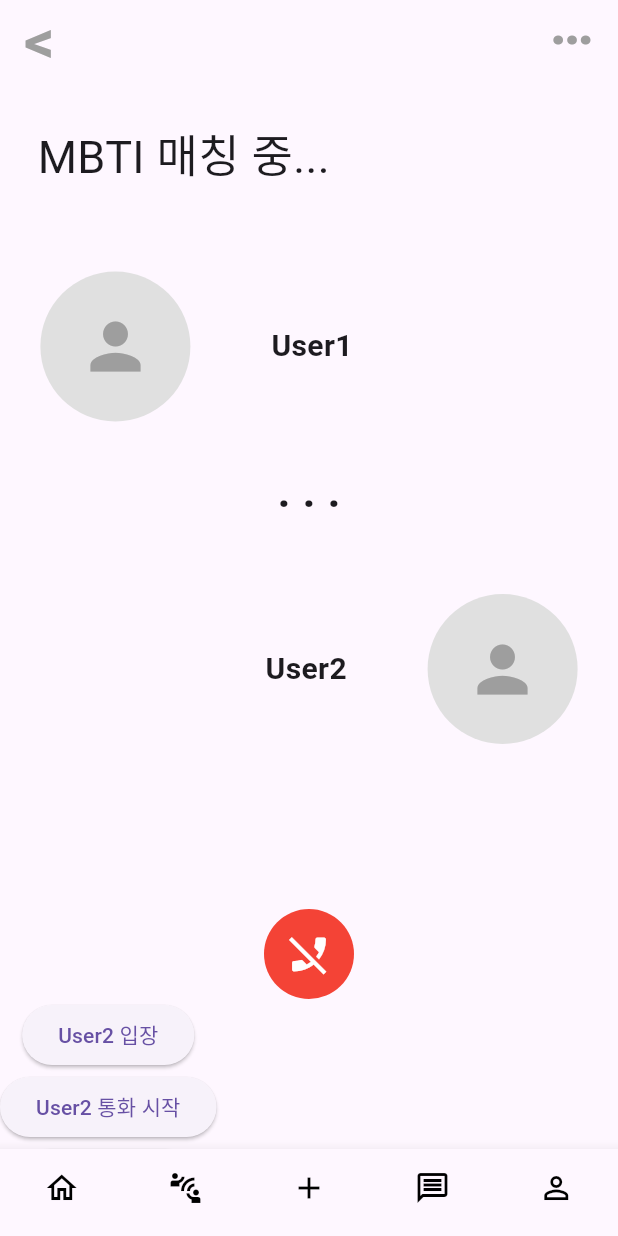
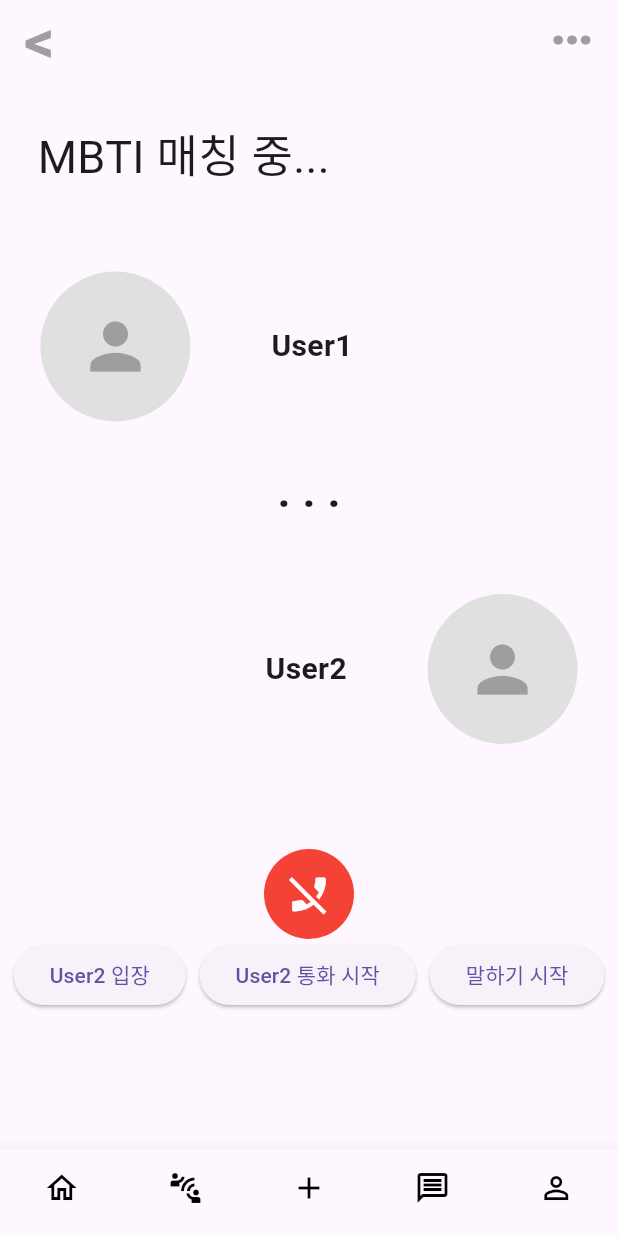
Before and after one commit to devaspirant0510/MBTI-Meeting, a Flutter app: the screen it shows after launch, item 2 of the bottom bar chosen, on a phone screen of 412 x 824 dp. Run offline on Flutter 3.47's test engine with Material 3 defaults, Android fonts, the phone set to English and light mode, and no system bars; our stand-ins replace google_sign_in, supabase_flutter; accounts and stored records are empty; statements that could not run were skipped.

Commit message:
최적화 찐찐막

```diff
--- a/mbtimeeting/lib/MBTIMeeting/seung.dart
+++ b/mbtimeeting/lib/MBTIMeeting/matching.dart
@@ -1,14 +1,14 @@
 import 'package:flutter/material.dart';
 import '../StartPage/btmnavi.dart';
 
-class SeungPage extends StatefulWidget {
-  const SeungPage({super.key});
+class matching extends StatefulWidget {
+  const matching({super.key});
 
   @override
-  _SeungPageState createState() => _SeungPageState();
+  _matchingState createState() => _matchingState();
 }
 
-class _SeungPageState extends State<SeungPage> {
+class _matchingState extends State<matching> {
   // 음성 인식 상태를 나타내는 변수
   bool isSpeaking = false; // 초기값 false로 설정
   bool isHovered = false; // 마우스 오버 상태를 나타내는 변수
@@ -161,7 +161,7 @@ class _SeungPageState extends State<SeungPage> {
             ),
             //통화 종료 버튼
             Padding(
-              padding: const EdgeInsets.only(top: 100.0), // 원하는 패딩 값을 설정
+              padding: const EdgeInsets.only(top: 60.0), // 원하는 패딩 값을 설정
               child: Container(
                 height: 60.0,
                 alignment: Alignment.center,
@@ -184,7 +184,7 @@ class _SeungPageState extends State<SeungPage> {
               ),
             ),
             //테스트용 User2 입장버튼
-            Column(
+            Row(
               mainAxisAlignment: MainAxisAlignment.spaceEvenly,
               children: [
                 ElevatedButton(
--- a/mbtimeeting/lib/Profile/user_profile.dart
+++ b/mbtimeeting/lib/Profile/user_profile.dart
@@ -1,6 +1,5 @@
 import 'package:flutter/material.dart';
 import 'package:flutter/rendering.dart';
-
 import 'edit_profile.dart';
 
 class UserProfile extends StatefulWidget {
--- a/mbtimeeting/lib/StartPage/btmnavi.dart
+++ b/mbtimeeting/lib/StartPage/btmnavi.dart
@@ -1,8 +1,8 @@
 import 'package:flutter/material.dart';
-import 'package:mbtimeeting/MBTIMeeting/seung.dart';
 import '../../profile/user_profile.dart';
 import '../Chatting/chat.dart';
 import '../Home/home.dart';
+import '../MBTIMeeting/matching.dart';
 
 
 class BottomNavigationWidget extends StatefulWidget {
@@ -18,7 +18,7 @@ class _BottomNavigationWidgetState extends State<BottomNavigationWidget> {
   // 각 탭에 연결할 페이지 리스트
   final List<Widget> _pages = [
     const Home(),
-    const SeungPage(),
+    const matching(),
     const Home(),
     const Dm(),
     const UserProfile(),
--- a/mbtimeeting/lib/main.dart
+++ b/mbtimeeting/lib/main.dart
@@ -1,7 +1,5 @@
 import 'package:flutter/material.dart';
-import 'package:mbtimeeting/StartPage/login_screen.dart';
 import 'package:supabase_flutter/supabase_flutter.dart';
-import 'MBTIMeeting/seung.dart';
 import 'StartPage/btmnavi.dart';
 
 void main() async{
```
Also changed, not shown: mbtimeeting/lib/Chatting/chat.dart (+0 -44 lines).
